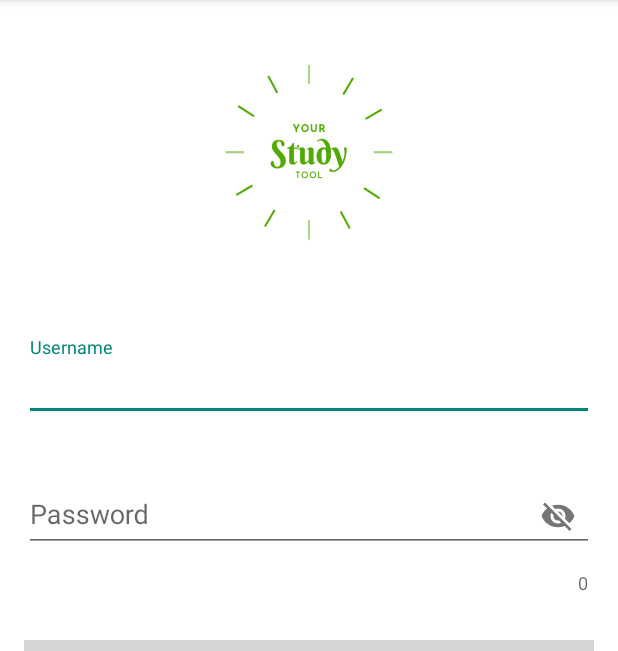
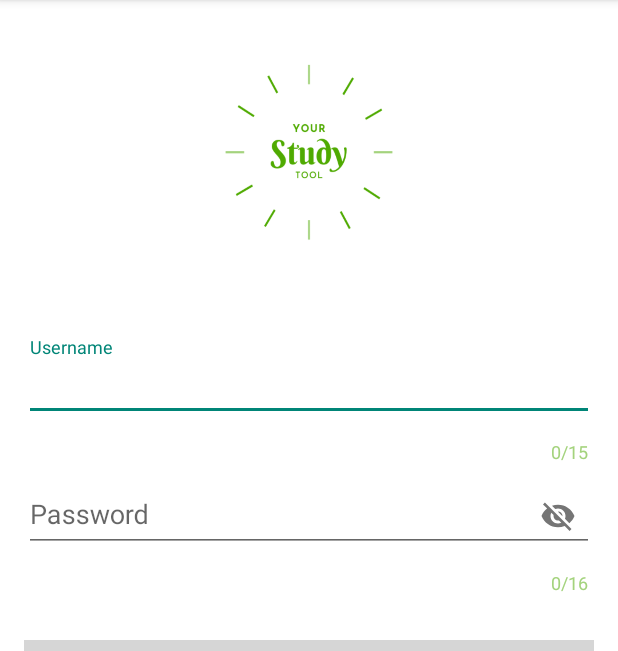
Before and after one commit to Naod124/Studytool, an Android app: the login screen opened directly, with no data from a screen before it, on a phone screen of 412 x 824 dp, the part 84-735 px from its top. Run offline under Robolectric (Android 15) with nearby library versions, the phone set to English and light mode, and no system bars; our stand-ins replace Firebase (no records; nobody signed in at launch, a user with empty details on screens opened directly), Volley; libraries missing offline, so code that uses them is left out: com.firebase.client; grey boxes are pictures that could not be loaded.

Commit message:
fixing pass/user text fields

```diff
--- a/app/src/main/res/layout/activity_login.xml
+++ b/app/src/main/res/layout/activity_login.xml
@@ -20,12 +20,15 @@
     android:layout_height="wrap_content"
     app:errorEnabled="true"
     android:id="@+id/username"
+    app:counterEnabled="true"
+    app:counterMaxLength="15"
+    app:counterOverflowTextColor="@color/red"
+    app:counterTextColor="@color/hkrGreen"
     >
 
     <com.google.android.material.textfield.TextInputEditText
         android:layout_width="match_parent"
         android:layout_height="wrap_content"
-
         android:inputType="text"
         android:hint="@string/enter_username"
         android:layout_marginBottom="8sp"
@@ -40,6 +43,9 @@
         app:passwordToggleContentDescription="@string/password"
         app:counterEnabled="true"
         android:id="@+id/password"
+        app:counterMaxLength="16"
+        app:counterTextColor="@color/hkrGreen"
+        app:counterOverflowTextColor="@color/red"
         >
 
         <com.google.android.material.textfield.TextInputEditText
--- a/app/src/main/res/values/colors.xml
+++ b/app/src/main/res/values/colors.xml
@@ -10,4 +10,5 @@
     <color name="hkrDarkGreen">#50aa01</color>
     <color name="hkrGreen">#a4d37d</color>
     <color name="grey">#6d6969</color>
+    <color name="red">#c7134d</color>
 </resources>
```
Also changed, not shown: app/src/main/res/layout/activity_register.xml (+10 -2 lines).
